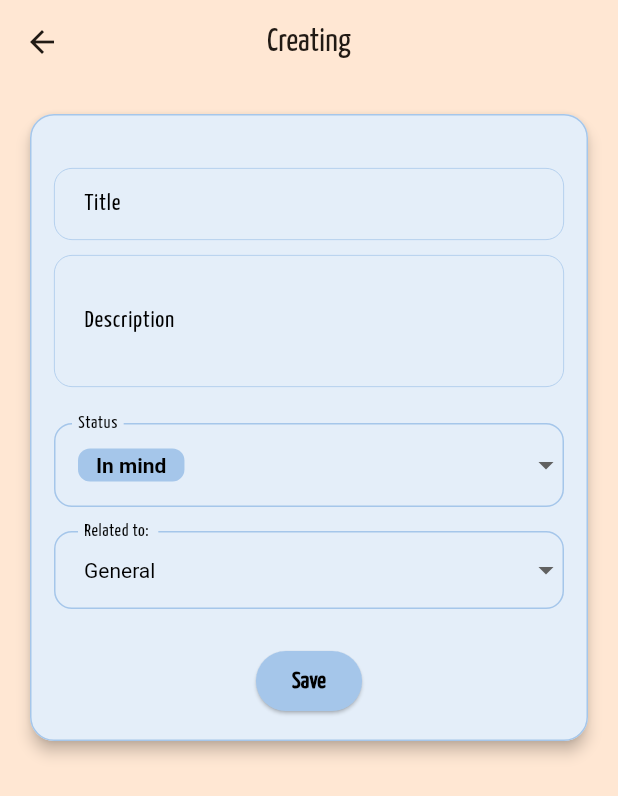
After one commit to doshik451/InkFlow, a Flutter app: the IdeaInfoScreen screen opened directly, on a phone screen of 412 x 824 dp. The commit adds this screen. Shown: the top 796 px of the screen. Run offline on Flutter 3.47's test engine with Material 3 defaults, Android fonts, the phone set to English and light mode, and no system bars; our stand-ins replace bloc, equatable, firebase_auth, firebase_core, firebase_database, firebase_storage and 6 more; missing offline and left inert: dart:ffi; accounts and stored records are empty; generated files the repository leaves out were written again.

Commit message:
добавлена форма для создания идеи

```diff
--- a/lib/l10n/intl_en.arb
+++ b/lib/l10n/intl_en.arb
@@ -43,5 +43,15 @@
   "canceled": "Canceled",
   "loading": "Loading...",
   "relatedTo": "Related to: ",
-  "general": "General"
+  "general": "General",
+  "delete": "Delete",
+  "record_is_deleted": "Record is deleted",
+  "are_you_sure": "Are you sure?",
+  "cancel": "Cancel",
+  "creating": "Creating",
+  "requiredField": "Required field is empty",
+  "title": "Title",
+  "description": "Description",
+  "status": "Status",
+  "save": "Save"
 }
--- a/lib/l10n/intl_ru.arb
+++ b/lib/l10n/intl_ru.arb
@@ -43,5 +43,15 @@
   "canceled": "Отмена",
   "loading": "Загрузка...",
   "relatedTo": "Связана с: ",
-  "general": "Общеe"
+  "general": "Общеe",
+  "delete": "Удалить",
+  "record_is_deleted": "Запись удалена",
+  "are_you_sure": "Вы уверены?",
+  "cancel": "Отмена",
+  "creating": "Создание",
+  "requiredField": "Обязательное поле пустое",
+  "title": "Заголовок",
+  "description": "Описание",
+  "status": "Статус",
+  "save": "Сохранить"
 }
--- /dev/null
+++ b/lib/ui/widgets/main_screen/ideas_screen/idea_info_screen.dart
@@ -0,0 +1,290 @@
+import 'package:firebase_auth/firebase_auth.dart';
+import 'package:firebase_database/firebase_database.dart';
+import 'package:flutter/material.dart';
+import 'package:inkflow/models/idea_model.dart';
+
+import '../../../../generated/l10n.dart';
+
+class IdeaInfoScreen extends StatefulWidget {
+  const IdeaInfoScreen({super.key});
+
+  @override
+  State<IdeaInfoScreen> createState() => _IdeaInfoScreenState();
+}
+
+class _IdeaInfoScreenState extends State<IdeaInfoScreen> {
+  final TextEditingController _titleController = TextEditingController();
+  final TextEditingController _descriptionController = TextEditingController();
+  final DatabaseReference _databaseReference = FirebaseDatabase.instance.ref();
+  final ScrollController _scrollController = ScrollController();
+  final userId = FirebaseAuth.instance.currentUser!.uid;
+
+  late List<IdeaStatus> _statuses;
+  late IdeaStatus _selectedStatus;
+  late String _selectedBookId;
+  List<Map<String, dynamic>> _userBooks = [];
+
+  @override
+  void dispose() {
+    _scrollController.dispose();
+    _titleController.dispose();
+    _descriptionController.dispose();
+    super.dispose();
+  }
+
+  @override
+  void initState() {
+    super.initState();
+    _statuses = IdeaStatus.values;
+    _selectedStatus = IdeaStatus.inMind;
+    _selectedBookId = '';
+    _fetchUserBooks();
+  }
+
+  Future<void> _fetchUserBooks() async {
+    //TODO заменить в бд структуру, пусть будет books->{userId}->{bookId} и тут
+    // заменить тогда на _databaseReference.child('books').orderByChild('userId').equalTo(userId).get();
+    final snapshot = await _databaseReference.child('books').get();
+    if(snapshot.exists && snapshot.value is Map) {
+      setState(() {
+        _userBooks = (snapshot.value as Map).entries.where((entry) => entry.value['authorId'] == userId).map((entry) {
+          return { 'id': entry.key, 'title': entry.value['title'].toString()};
+        }).toList();
+      });
+    }
+  }
+
+  void _saveIdea() async {
+    final title = _titleController.text.trim();
+    final description = _descriptionController.text.trim();
+
+    if(title.isEmpty) {
+      ScaffoldMessenger.of(context).showSnackBar(SnackBar(content: Text(S.of(context).requiredField)));
+      return;
+    }
+
+    final DatabaseReference ref = FirebaseDatabase.instance.ref('ideas').push();
+    final String newIdeaId = ref.key!;
+
+    final newIdea = Idea(id: newIdeaId, authorId: userId, title: title, description: description, status: _selectedStatus, linkedBookId: _selectedBookId);
+    await ref.set({
+      'authorId': newIdea.authorId,
+      'title': newIdea.title,
+      'description': newIdea.description,
+      'status': newIdea.status.name.toString(),
+      'linkedBookId': newIdea.linkedBookId.toString()
+    });
+    Navigator.pop(context);
+  }
+
+  @override
+  Widget build(BuildContext context) {
+    return Scaffold(
+      appBar: AppBar(title: Text(S.current.creating), centerTitle: true,),
+      body: GestureDetector(
+        onTap: () => FocusScope.of(context).unfocus(),
+        child: SingleChildScrollView(
+          padding: const EdgeInsets.all(16),
+          child: Card(
+            color: Color.lerp(_selectedStatus.color, Colors.white, 0.7),
+            shape: RoundedRectangleBorder(borderRadius: BorderRadius.circular(16), side: BorderSide(color: _selectedStatus.color)),
+            elevation: 4,
+            child: Padding(
+              padding: const EdgeInsets.all(16),
+              child: Column(
+                crossAxisAlignment: CrossAxisAlignment.start,
+                children: [
+                  const SizedBox(height: 20,),
+                  TextField(
+                    controller: _titleController,
+                    cursorColor: _selectedStatus.color,
+                    style: const TextStyle(color: Colors.black),
+                    decoration: InputDecoration(labelText: S.of(context).title, labelStyle: const TextStyle(color: Colors.black),
+                      contentPadding: const EdgeInsets.symmetric(horizontal: 16, vertical: 8),
+                      enabledBorder: OutlineInputBorder(borderRadius: BorderRadius.circular(12), borderSide: BorderSide(width: 0.5, color: _selectedStatus.color),),
+                      focusedBorder: OutlineInputBorder(borderRadius: BorderRadius.circular(12), borderSide: BorderSide(width: 1.5, color: _selectedStatus.color),),
+                    ),
+                  ),
+                  const SizedBox(height: 10,),
+                  Scrollbar(
+                    controller: _scrollController,
+                    thumbVisibility: true,
+                    child: SingleChildScrollView(
+                      controller: _scrollController,
+                      scrollDirection: Axis.vertical,
+                      child: TextField(
+                        controller: _descriptionController,
+                        maxLines: null,
+                        minLines: 3,
+                        keyboardType: TextInputType.multiline,
+                        cursorColor: _selectedStatus.color,
+                        style: const TextStyle(color: Colors.black),
+                        decoration: InputDecoration(labelText: S.of(context).description, labelStyle: const TextStyle(color: Colors.black),
+                          contentPadding: const EdgeInsets.symmetric(horizontal: 16, vertical: 8),
+                          enabledBorder: OutlineInputBorder(borderRadius: BorderRadius.circular(12), borderSide: BorderSide(width: 0.5, color: _selectedStatus.color),),
+                          focusedBorder: OutlineInputBorder(borderRadius: BorderRadius.circular(12), borderSide: BorderSide(width: 1.5, color: _selectedStatus.color),),
+                        ),
+                      ),
+                    )
+                  ),
+                  const SizedBox(height: 24,),
+                  DropdownButtonFormField<IdeaStatus>(
+                    value: _selectedStatus,
+                    decoration: InputDecoration(labelText: S.of(context).status,labelStyle: const TextStyle(color: Colors.black),
+                      focusedBorder: OutlineInputBorder(
+                        borderSide: BorderSide(color: _selectedStatus.color, width: 2),
+                        borderRadius: BorderRadius.circular(12),
+                      ),
+                      enabledBorder: OutlineInputBorder(
+                        borderSide: BorderSide(color: _selectedStatus.color, width: 1),
+                        borderRadius: BorderRadius.circular(12),
+                      ),
+                    ),
+                    dropdownColor: Color.lerp(_selectedStatus.color, Colors.white, 0.7),
+                    style: const TextStyle(color: Colors.black),
+                    items: _statuses.map((status) {
+                      final isSelected = status == _selectedStatus;
+                      return DropdownMenuItem(
+                        value: status,
+                        child: Container(
+                          decoration: BoxDecoration(
+                            color: isSelected ? _selectedStatus.color : Colors.transparent,
+                            borderRadius: BorderRadius.circular(8),
+                          ),
+                          padding: const EdgeInsets.symmetric(vertical: 3, horizontal: 12),
+                          child: Text(
+                            status.title(context),
+                            style: TextStyle(
+                              fontWeight: isSelected ? FontWeight.bold : FontWeight.normal,
+                            ),
+                          ),
+                        ),
+                      );
+                    }).toList(),
+                    onChanged: (value) {
+                      if(value != null) setState(() => _selectedStatus = value);
+                    },
+                  ),
+                  const SizedBox(height: 16,),
+                  LayoutBuilder(
+                    builder: (context, constraints) {
+                      return DropdownButtonFormField<String>(
+                        value: _selectedBookId,
+                        decoration: InputDecoration(
+                          labelText: S.of(context).relatedTo,
+                          labelStyle: const TextStyle(color: Colors.black),
+                          focusedBorder: OutlineInputBorder(
+                            borderSide: BorderSide(color: _selectedStatus.color, width: 2),
+                            borderRadius: BorderRadius.circular(12),
+                          ),
+                          enabledBorder: OutlineInputBorder(
+                            borderSide: BorderSide(color: _selectedStatus.color, width: 1),
+                            borderRadius: BorderRadius.circular(12),
+                          ),
+                          contentPadding: const EdgeInsets.symmetric(horizontal: 16, vertical: 14),
+                        ),
+                        dropdownColor: Color.lerp(_selectedStatus.color, Colors.white, 0.7),
+                        style: const TextStyle(color: Colors.black),
+                        borderRadius: BorderRadius.circular(14),
+                        menuMaxHeight: 300,
+
+                        items: [
+                          DropdownMenuItem(
+                            value: '',
+                            child: Row(
+                              children: [
+                                if (_selectedBookId == '')
+                                  const Icon(Icons.check, color: Colors.black54, size: 18),
+                                if (_selectedBookId == '') const SizedBox(width: 6),
+                                Expanded(
+                                  child: Text(
+                                    S.of(context).general,
+                                    style: TextStyle(
+                                      fontWeight: _selectedBookId == '' ? FontWeight.bold : FontWeight.normal,
+                                      color: Colors.black,
+                                      overflow: TextOverflow.ellipsis,
+                                    ),
+                                  ),
+                                ),
+                              ],
+                            ),
+                          ),
+                          ..._userBooks.map((book) {
+                            final isSelected = _selectedBookId == book['id'];
+                            return DropdownMenuItem(
+                              value: book['id'],
+                              child: Row(
+                                children: [
+                                  if (isSelected)
+                                    const Icon(Icons.check, color: Colors.black54, size: 18),
+                                  if (isSelected) const SizedBox(width: 6),
+                                  Expanded(
+                                    child: Text(
+                                      book['title'] ?? '',
+                                      style: TextStyle(
+                                        fontWeight: isSelected ? FontWeight.bold : FontWeight.normal,
+                                        color: Colors.black,
+                                        overflow: TextOverflow.ellipsis,
+                                      ),
+                                    ),
+                                  ),
+                                ],
+                              ),
+                            );
+                          }),
+                        ],
+
+                        onChanged: (value) {
+                          if (value != null) {
+                            setState(() {
+                              _selectedBookId = value;
+                            });
+                          }
+                        },
+
+                        selectedItemBuilder: (context) {
+                          final allTitles = [
+                            S.of(context).general,
+                            ..._userBooks.map((book) => book['title'] ?? ''),
+                          ];
+
+                          return allTitles.map<Widget>((title) {
+                            return ConstrainedBox(
+                              constraints: BoxConstraints(maxWidth: constraints.maxWidth - 60),
+                              child: Text(
+                                title,
+                                overflow: TextOverflow.ellipsis,
+                                style: const TextStyle(color: Colors.black),
+                              ),
+                            );
+                          }).toList();
+                        },
+                      );
+                    },
+                  ),
+                  const SizedBox(height: 24,),
+                  Center(
+                    child: ElevatedButton(
+                      onPressed: _saveIdea,
+                      style: ButtonStyle(backgroundColor: MaterialStateProperty.all<Color>(_selectedStatus.color), padding: MaterialStateProperty.all<EdgeInsets>(
+                        const EdgeInsets.symmetric(horizontal: 24, vertical: 6),
+                      ),),
+                      child: Text(
+                        S.of(context).save,
+                        style: const TextStyle(
+                          color: Colors.black,
+                          fontSize: 16,
+                          fontWeight: FontWeight.w600,
+                        ),
+                      ),
+                    ),
+                  )
+                ],
+              ),
+            ),
+          ),
+        ),
+      )
+    );
+  }
+}
```
Also changed, not shown: lib/ui/widgets/main_screen/ideas_screen/animated_idea_list.dart (+28 -96 lines), lib/ui/widgets/main_screen/ideas_screen/ideas_list_screen.dart (+10 -1 lines), lib/ui/widgets/widget_base/confirm_delete_base.dart (added, +43 -0 lines), lib/ui/widgets/widget_base/delete_swipe_background_base.dart (added, +14 -0 lines), lib/ui/widgets/widget_base/idea_card_base.dart (added, +95 -0 lines), lib/generated/intl/messages_en.dart, lib/generated/intl/messages_ru.dart, lib/generated/l10n.dart.
